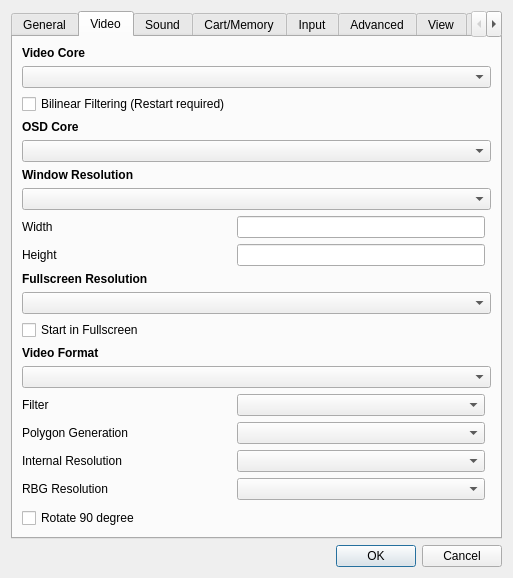
First picture: the form in yabause/src/qt/ui/UISettings.ui, repository Yabause/yabause, before the edit.
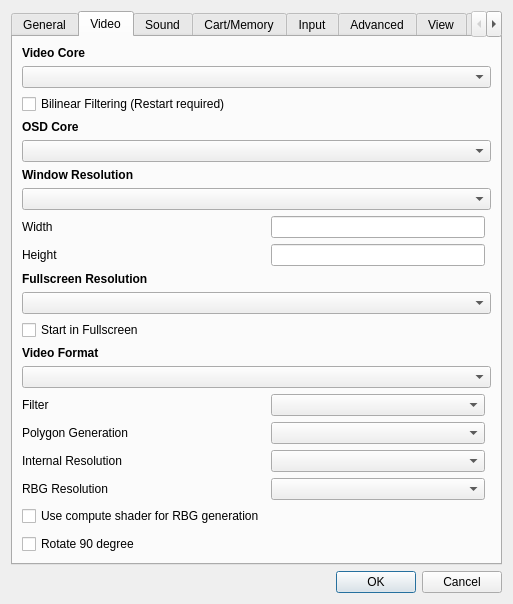
Second picture: the form after the edit. Custom widgets are drawn as their Qt base class.

Commit message: Rbg compute shader

Patch:
```diff
--- a/yabause/src/qt/ui/UISettings.ui
+++ b/yabause/src/qt/ui/UISettings.ui
@@ -7,7 +7,7 @@
     <x>0</x>
     <y>0</y>
     <width>513</width>
-    <height>533</height>
+    <height>554</height>
    </rect>
   </property>
   <property name="windowTitle">
@@ -409,6 +409,13 @@
          </property>
         </widget>
        </item>
+       <item row="23" column="0">
+        <widget class="QCheckBox" name="cbUseComputeShader">
+         <property name="text">
+          <string>Use compute shader for RBG generation</string>
+         </property>
+        </widget>
+       </item>
       </layout>
      </widget>
      <widget class="QWidget" name="wSound">
```
Left out of the diff: 2 changed lines with no effect on the pictures. The commit also changes 12 other files.
